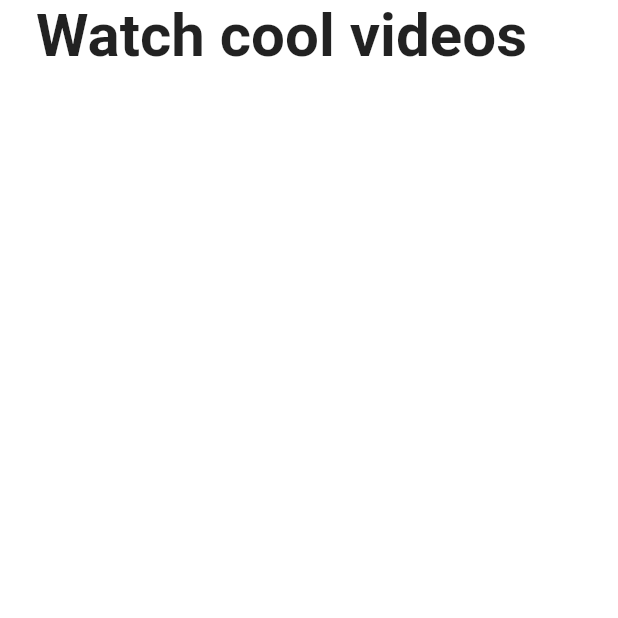
After one commit to hayden365/titok_flutter, a Flutter app: the screen it shows after launch, after a tap on "Next", on a phone screen of 412 x 824 dp, the top half of it. The commit adds this screen. Run offline on Flutter 3.47's test engine with Material 2 defaults, Android fonts, the phone set to English and light mode, and no system bars; our stand-ins replace font_awesome_flutter.

Commit message:
feat: onboarding page

```diff
--- a/lib/features/authentication/password_screen.dart
+++ b/lib/features/authentication/password_screen.dart
@@ -131,10 +131,6 @@ class _PasswordScreenState extends State<PasswordScreen> {
                     const Text("8 to 20 characters")
                   ],
                 ),
-                const Text('Your password must have:',
-                    style: TextStyle(
-                      fontWeight: FontWeight.bold,
-                    )),
                 Gaps.v28,
                 GestureDetector(
                   onTap: _onSubmit,
--- a/lib/features/onboarding/interests_screen.dart
+++ b/lib/features/onboarding/interests_screen.dart
@@ -1,10 +1,156 @@
 import 'package:flutter/material.dart';
+import 'package:titok_flutter/constants/gaps.dart';
+import 'package:titok_flutter/constants/sizes.dart';
+import 'package:titok_flutter/features/onboarding/tutorial_screen.dart';
+import 'package:titok_flutter/features/onboarding/widgets/interest_button.dart';
 
-class InterestsScreen extends StatelessWidget {
+const interests = [
+  "Daily Life",
+  "Comedy",
+  "Entertainment",
+  "Animals",
+  "Food",
+  "Beauty & Style",
+  "Drama",
+  "Learning",
+  "Talent",
+  "Sports",
+  "Auto",
+  "Family",
+  "Fitness & Health",
+  "DIY & Life Hacks",
+  "Arts & Crafts",
+  "Dance",
+  "Outdoors",
+  "Oddly Satisfying",
+  "Home & Garden"
+];
+
+class InterestsScreen extends StatefulWidget {
   const InterestsScreen({super.key});
 
   @override
+  State<InterestsScreen> createState() => _InterestsScreenState();
+}
+
+class _InterestsScreenState extends State<InterestsScreen> {
+  final ScrollController _scrollController = ScrollController();
+
+  bool _showTitle = false;
+
+  void _onScroll() {
+    if (_scrollController.offset > 100) {
+      if (_showTitle) return;
+      setState(() {
+        _showTitle = true;
+      });
+    } else {
+      setState(() {
+        _showTitle = false;
+      });
+    }
+  }
+
+  void _onNextTap() {
+    Navigator.push(
+      context,
+      MaterialPageRoute(
+        builder: (context) => const TutorialScreen(),
+      ),
+    );
+  }
+
+  @override
+  void initState() {
+    super.initState();
+    _scrollController.addListener(_onScroll);
+  }
+
+  @override
+  void dispose() {
+    _scrollController.dispose();
+    super.dispose();
+  }
+
+  @override
   Widget build(BuildContext context) {
-    return const Scaffold();
+    return Scaffold(
+      appBar: AppBar(
+        title: AnimatedOpacity(
+            opacity: _showTitle ? 1 : 0,
+            duration: const Duration(milliseconds: 300),
+            child: const Text("Choose your interests")),
+      ),
+      body: Scrollbar(
+        controller: _scrollController,
+        child: SingleChildScrollView(
+          controller: _scrollController,
+          child: Padding(
+            padding: const EdgeInsets.only(
+              left: Sizes.size24,
+              right: Sizes.size24,
+              bottom: Sizes.size16,
+            ),
+            child: Column(
+              crossAxisAlignment: CrossAxisAlignment.start,
+              children: [
+                Gaps.v32,
+                const Text(
+                  'Choose your interests',
+                  style: TextStyle(
+                      fontSize: Sizes.size40, fontWeight: FontWeight.bold),
+                ),
+                Gaps.v20,
+                const Text(
+                  'Get better video recommendations',
+                  style: TextStyle(
+                    fontSize: Sizes.size20,
+                  ),
+                ),
+                Gaps.v64,
+                Wrap(
+                  runSpacing: 15,
+                  spacing: 15,
+                  children: [
+                    for (var interest in interests)
+                      InterestButton(interest: interest)
+                  ],
+                )
+              ],
+            ),
+          ),
+        ),
+      ),
+      bottomNavigationBar: BottomAppBar(
+        elevation: 2,
+        child: Padding(
+          padding: const EdgeInsets.only(
+            bottom: Sizes.size40,
+            top: Sizes.size16,
+            left: Sizes.size24,
+            right: Sizes.size24,
+          ),
+          child: GestureDetector(
+            onTap: _onNextTap,
+            child: Container(
+              padding: const EdgeInsets.symmetric(
+                vertical: Sizes.size20,
+              ),
+              decoration: BoxDecoration(
+                color: Theme.of(context).primaryColor,
+              ),
+              child: const Text(
+                'Next',
+                textAlign: TextAlign.center,
+                style: TextStyle(
+                  color: Colors.white,
+                  fontSize: Sizes.size16,
+                ),
+              ),
+            ),
+          ),
+        ),
+      ),
+    );
   }
 }
--- /dev/null
+++ b/lib/features/onboarding/tutorial_screen.dart
@@ -0,0 +1,31 @@
+import 'package:flutter/material.dart';
+import 'package:titok_flutter/constants/sizes.dart';
+
+class TutorialScreen extends StatefulWidget {
+  const TutorialScreen({super.key});
+
+  @override
+  State<TutorialScreen> createState() => _TutorialScreenState();
+}
+
+class _TutorialScreenState extends State<TutorialScreen> {
+  @override
+  Widget build(BuildContext context) {
+    return const Scaffold(
+      body: SafeArea(
+        child: Padding(
+          padding: EdgeInsets.symmetric(horizontal: Sizes.size24),
+          child: Column(
+            children: [
+              Text(
+                'Watch cool videos',
+                style: TextStyle(
+                    fontSize: Sizes.size40, fontWeight: FontWeight.bold),
+              ),
+            ],
+          ),
+        ),
+      ),
+    );
+  }
+}
--- /dev/null
+++ b/lib/features/onboarding/widgets/interest_button.dart
@@ -0,0 +1,54 @@
+import 'package:flutter/material.dart';
+import 'package:titok_flutter/constants/sizes.dart';
+
+class InterestButton extends StatefulWidget {
+  const InterestButton({
+    super.key,
+    required this.interest,
+  });
+
+  final String interest;
+
+  @override
+  State<InterestButton> createState() => _InterestButtonState();
+}
+
+class _InterestButtonState extends State<InterestButton> {
+  bool _isSelected = false;
+
+  void _onTap() {
+    setState(() {
+      _isSelected = !_isSelected;
+    });
+  }
+
+  @override
+  Widget build(BuildContext context) {
+    return GestureDetector(
+      onTap: _onTap,
+      child: Container(
+        padding: const EdgeInsets.symmetric(
+          vertical: Sizes.size16,
+          horizontal: Sizes.size24,
+        ),
+        decoration: BoxDecoration(
+            color: _isSelected ? Theme.of(context).primaryColor : Colors.white,
+            borderRadius: BorderRadius.circular(Sizes.size32),
+            border: Border.all(color: Colors.black.withOpacity(0.1)),
+            boxShadow: [
+              BoxShadow(
+                color: Colors.black.withOpacity(0.05),
+                blurRadius: 5,
+                spreadRadius: 5,
+              )
+            ]),
+        child: Text(
+          widget.interest,
+          style: TextStyle(
+              fontWeight: FontWeight.bold,
+              color: _isSelected ? Colors.white : Colors.black87),
+        ),
+      ),
+    );
+  }
+}
--- a/lib/main.dart
+++ b/lib/main.dart
@@ -2,6 +2,7 @@ import 'package:flutter/material.dart';
 import 'package:titok_flutter/constants/gaps.dart';
 import 'package:titok_flutter/constants/sizes.dart';
 import 'package:titok_flutter/features/authentication/sign_up_screen.dart';
+import 'package:titok_flutter/features/onboarding/interests_screen.dart';
 
 void main() {
   runApp(const TikTokApp());
@@ -28,7 +29,7 @@ class TikTokApp extends StatelessWidget {
           ),
         ),
       ),
-      home: const SignUpScreen(),
+      home: const InterestsScreen(),
     );
   }
 }
```
Also changed, not shown: lib/features/authentication/login_form_screen.dart (+14 -3 lines).
